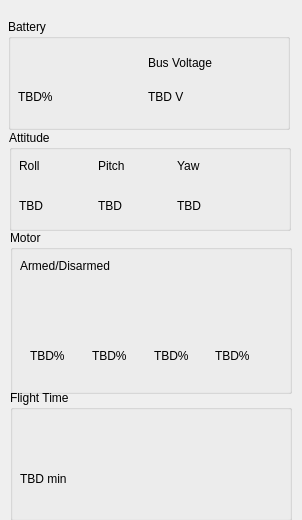
bakkup/snickerdoodle, file firstflight-drone/gui/qt/diagnostics-widget.ui: the form before one commit.
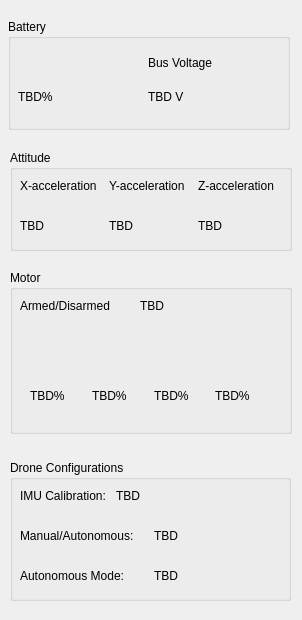
The form after the commit. Icons and pictures are not drawn.

Commit message: Add drone modes to GUI

Patch:
```diff
--- a/firstflight-drone/gui/qt/diagnostics-widget.ui
+++ b/firstflight-drone/gui/qt/diagnostics-widget.ui
@@ -7,13 +7,13 @@
     <x>0</x>
     <y>0</y>
     <width>302</width>
-    <height>520</height>
+    <height>620</height>
    </rect>
   </property>
   <property name="maximumSize">
    <size>
     <width>302</width>
-    <height>520</height>
+    <height>620</height>
    </size>
   </property>
   <property name="windowTitle">
@@ -108,8 +108,8 @@
   <widget class="QGroupBox" name="groupBox_attitude">
    <property name="geometry">
     <rect>
-     <x>9</x>
-     <y>130</y>
+     <x>10</x>
+     <y>150</y>
      <width>282</width>
      <height>101</height>
     </rect>
@@ -122,7 +122,7 @@
      <rect>
       <x>10</x>
       <y>20</y>
-      <width>231</width>
+      <width>261</width>
       <height>31</height>
      </rect>
     </property>
@@ -130,21 +130,21 @@
      <item>
       <widget class="QLabel" name="label_roll">
        <property name="text">
-        <string>Roll</string>
+        <string>X-acceleration</string>
        </property>
       </widget>
      </item>
      <item>
       <widget class="QLabel" name="label_pitch">
        <property name="text">
-        <string>Pitch</string>
+        <string>Y-acceleration</string>
        </property>
       </widget>
      </item>
      <item>
       <widget class="QLabel" name="label_yaw">
        <property name="text">
-        <string>Yaw</string>
+        <string>Z-acceleration</string>
        </property>
       </widget>
      </item>
@@ -155,7 +155,7 @@
      <rect>
       <x>10</x>
       <y>60</y>
-      <width>231</width>
+      <width>261</width>
       <height>31</height>
      </rect>
     </property>
@@ -188,7 +188,7 @@
    <property name="geometry">
     <rect>
      <x>10</x>
-     <y>230</y>
+     <y>270</y>
      <width>282</width>
      <height>164</height>
     </rect>
@@ -201,7 +201,7 @@
      <rect>
       <x>10</x>
       <y>20</y>
-      <width>121</width>
+      <width>101</width>
       <height>31</height>
      </rect>
     </property>
@@ -355,52 +355,116 @@
      </item>
     </layout>
    </widget>
+   <widget class="QWidget" name="horizontalLayoutWidget_6">
+    <property name="geometry">
+     <rect>
+      <x>130</x>
+      <y>20</y>
+      <width>121</width>
+      <height>31</height>
+     </rect>
+    </property>
+    <layout class="QHBoxLayout" name="horizontalLayout_6">
+     <item>
+      <widget class="QLabel" name="label_ch1armVal">
+       <property name="text">
+        <string>TBD</string>
+       </property>
+      </widget>
+     </item>
+    </layout>
+   </widget>
+   <zorder>verticalLayoutWidget_6</zorder>
+   <zorder>horizontalLayoutWidget</zorder>
+   <zorder>horizontalLayoutWidget_4</zorder>
+   <zorder>horizontalLayoutWidget_6</zorder>
+   <zorder>horizontalLayoutWidget_6</zorder>
   </widget>
   <widget class="QGroupBox" name="groupBox_2">
    <property name="geometry">
     <rect>
      <x>10</x>
-     <y>390</y>
-     <width>282</width>
-     <height>131</height>
+     <y>460</y>
+     <width>281</width>
+     <height>141</height>
     </rect>
    </property>
    <property name="title">
-    <string>Flight Time</string>
+    <string>Drone Configurations</string>
    </property>
    <widget class="QWidget" name="verticalLayoutWidget_3">
     <property name="geometry">
      <rect>
       <x>10</x>
-      <y>30</y>
-      <width>81</width>
-      <height>80</height>
+      <y>20</y>
+      <width>185</width>
+      <height>31</height>
      </rect>
     </property>
-    <layout class="QVBoxLayout" name="verticalLayout_3">
+    <layout class="QHBoxLayout" name="horizontalLayout_5">
      <item>
-      <widget class="QLabel" name="label_time">
-       <property name="maximumSize">
-        <size>
-         <width>32</width>
-         <height>32</height>
-        </size>
+      <widget class="QLabel" name="label_IMUcal">
+       <property name="text">
+        <string>IMU Calibration:</string>
        </property>
+      </widget>
+     </item>
+     <item>
+      <widget class="QLabel" name="label_IMUcalVal">
        <property name="text">
-        <string/>
+        <string>TBD</string>
        </property>
-       <property name="pixmap">
-        <pixmap>../assets/stopwatch.png</pixmap>
+      </widget>
+     </item>
+    </layout>
+   </widget>
+   <widget class="QWidget" name="horizontalLayoutWidget_7">
+    <property name="geometry">
+     <rect>
+      <x>10</x>
+      <y>60</y>
+      <width>261</width>
+      <height>31</height>
+     </rect>
+    </property>
+    <layout class="QHBoxLayout" name="horizontalLayout_7">
+     <item>
+      <widget class="QLabel" name="label_mode">
+       <property name="text">
+        <string>Manual/Autonomous:</string>
        </property>
-       <property name="scaledContents">
-        <bool>true</bool>
+      </widget>
+     </item>
+     <item>
+      <widget class="QLabel" name="label_modeVal">
+       <property name="text">
+        <string>TBD</string>
        </property>
       </widget>
      </item>
+    </layout>
+   </widget>
+   <widget class="QWidget" name="horizontalLayoutWidget_8">
+    <property name="geometry">
+     <rect>
+      <x>10</x>
+      <y>100</y>
+      <width>261</width>
+      <height>31</height>
+     </rect>
+    </property>
+    <layout class="QHBoxLayout" name="horizontalLayout_8">
      <item>
-      <widget class="QLabel" name="label_timeVal">
+      <widget class="QLabel" name="label_autoMode">
        <property name="text">
-        <string>TBD min</string>
+        <string>Autonomous Mode:</string>
+       </property>
+      </widget>
+     </item>
+     <item>
+      <widget class="QLabel" name="label_autoModeVal">
+       <property name="text">
+        <string>TBD</string>
        </property>
       </widget>
      </item>
```
Left out of the diff: 2 changed lines with no effect on the pictures.
